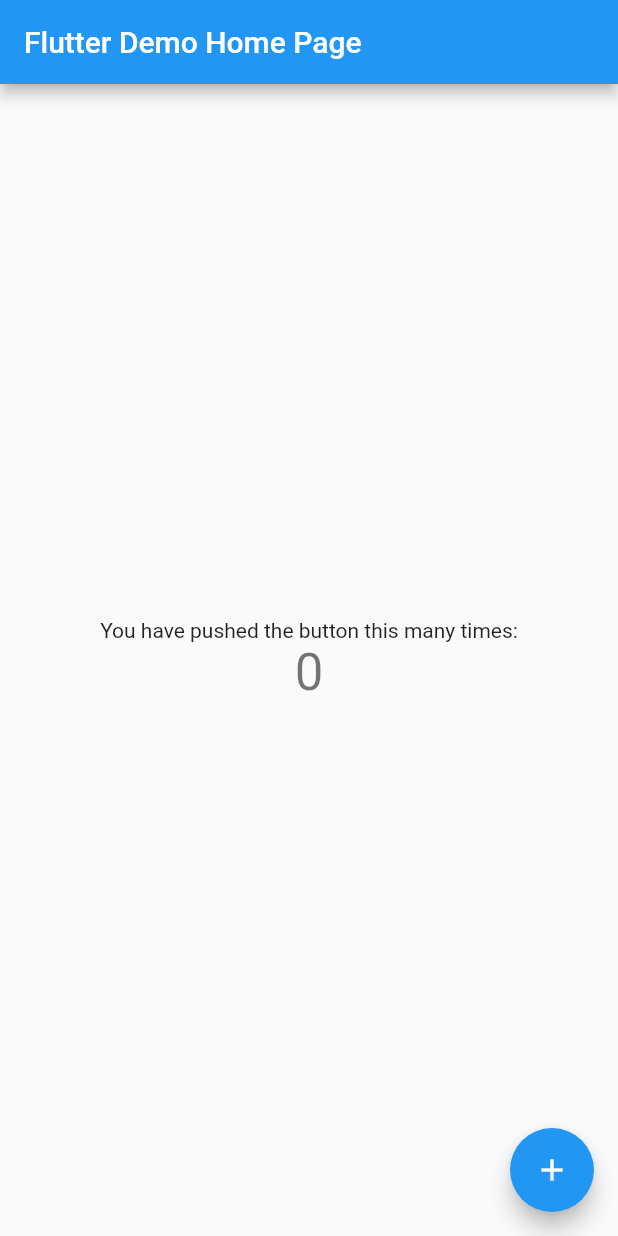
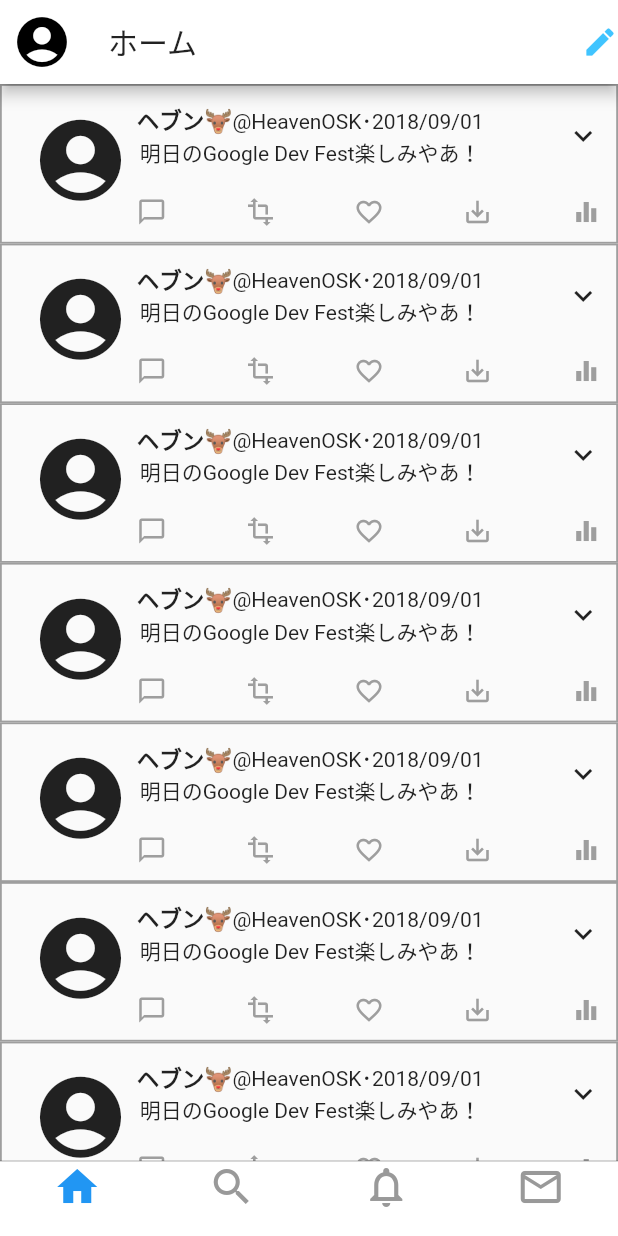
Before and after one commit to HeavenOSK/Flitter, a Flutter app: the screen it shows after launch, on a phone screen of 412 x 824 dp. Run offline on Flutter 3.47's test engine with Material 2 defaults, Android fonts, the phone set to English and light mode, and no system bars.

Commit message:
add ui files and directories

```diff
--- a/lib/main.dart
+++ b/lib/main.dart
@@ -1,109 +1,17 @@
 import 'package:flutter/material.dart';
+import 'package:flitter/ui/app.dart';
 
 void main() => runApp(new MyApp());
 
-class MyApp extends StatelessWidget {
-  // This widget is the root of your application.
+class MyApp extends StatelessWidget{
   @override
   Widget build(BuildContext context) {
-    return new MaterialApp(
-      title: 'Flutter Demo',
-      theme: new ThemeData(
-        // This is the theme of your application.
-        //
-        // Try running your application with "flutter run". You'll see the
-        // application has a blue toolbar. Then, without quitting the app, try
-        // changing the primarySwatch below to Colors.green and then invoke
-        // "hot reload" (press "r" in the console where you ran "flutter run",
-        // or press Run > Flutter Hot Reload in IntelliJ). Notice that the
-        // counter didn't reset back to zero; the application is not restarted.
-        primarySwatch: Colors.blue,
+    return MaterialApp(
+      title: 'Flitter',
+      theme: ThemeData(
+          primaryColor: Colors.white
       ),
-      home: new MyHomePage(title: 'Flutter Demo Home Page'),
+      home: App(),
     );
   }
 }
-
-class MyHomePage extends StatefulWidget {
-  MyHomePage({Key key, this.title}) : super(key: key);
-
-  // This widget is the home page of your application. It is stateful, meaning
-  // that it has a State object (defined below) that contains fields that affect
-  // how it looks.
-
-  // This class is the configuration for the state. It holds the values (in this
-  // case the title) provided by the parent (in this case the App widget) and
-  // used by the build method of the State. Fields in a Widget subclass are
-  // always marked "final".
-
-  final String title;
-
-  @override
-  _MyHomePageState createState() => new _MyHomePageState();
-}
-
-class _MyHomePageState extends State<MyHomePage> {
-  int _counter = 0;
-
-  void _incrementCounter() {
-    setState(() {
-      // This call to setState tells the Flutter framework that something has
-      // changed in this State, which causes it to rerun the build method below
-      // so that the display can reflect the updated values. If we changed
-      // _counter without calling setState(), then the build method would not be
-      // called again, and so nothing would appear to happen.
-      _counter++;
-    });
-  }
-
-  @override
-  Widget build(BuildContext context) {
-    // This method is rerun every time setState is called, for instance as done
-    // by the _incrementCounter method above.
-    //
-    // The Flutter framework has been optimized to make rerunning build methods
-    // fast, so that you can just rebuild anything that needs updating rather
-    // than having to individually change instances of widgets.
-    return new Scaffold(
-      appBar: new AppBar(
-        // Here we take the value from the MyHomePage object that was created by
-        // the App.build method, and use it to set our appbar title.
-        title: new Text(widget.title),
-      ),
-      body: new Center(
-        // Center is a layout widget. It takes a single child and positions it
-        // in the middle of the parent.
-        child: new Column(
-          // Column is also layout widget. It takes a list of children and
-          // arranges them vertically. By default, it sizes itself to fit its
-          // children horizontally, and tries to be as tall as its parent.
-          //
-          // Invoke "debug paint" (press "p" in the console where you ran
-          // "flutter run", or select "Toggle Debug Paint" from the Flutter tool
-          // window in IntelliJ) to see the wireframe for each widget.
-          //
-          // Column has various properties to control how it sizes itself and
-          // how it positions its children. Here we use mainAxisAlignment to
-          // center the children vertically; the main axis here is the vertical
-          // axis because Columns are vertical (the cross axis would be
-          // horizontal).
-          mainAxisAlignment: MainAxisAlignment.center,
-          children: <Widget>[
-            new Text(
-              'You have pushed the button this many times:',
-            ),
-            new Text(
-              '$_counter',
-              style: Theme.of(context).textTheme.display1,
-            ),
-          ],
-        ),
-      ),
-      floatingActionButton: new FloatingActionButton(
-        onPressed: _incrementCounter,
-        tooltip: 'Increment',
-        child: new Icon(Icons.add),
-      ), // This trailing comma makes auto-formatting nicer for build methods.
-    );
-  }
-}
--- /dev/null
+++ b/lib/ui/app.dart
@@ -0,0 +1,54 @@
+import 'package:flutter/material.dart';
+import 'package:flutter/cupertino.dart';
+import 'package:flitter/ui/pages/home.dart';
+
+class App extends StatefulWidget {
+  @override
+  State<StatefulWidget> createState() => AppState();
+}
+
+class AppState extends State<App> {
+  List<Widget> _pages = [
+    Home(),
+    ///Home画面以外は,　今後作成する
+    Container(),
+    Container(),
+    Container(),
+  ];
+  final iconSize = 32.0;
+  @override
+  Widget build(BuildContext context) {
+    return CupertinoTabScaffold(
+      tabBar: CupertinoTabBar(
+        backgroundColor: Colors.white,
+        items: <BottomNavigationBarItem>[
+          BottomNavigationBarItem(
+            icon: Icon(Icons.home, size: iconSize),
+            title: Text(''),
+          ),
+          BottomNavigationBarItem(
+            icon: Icon(Icons.search, size: iconSize),
+            title: Text(''),
+          ),
+          BottomNavigationBarItem(
+            icon: Icon(Icons.notifications_none, size: iconSize),
+            title: Text(''),
+          ),
+          BottomNavigationBarItem(
+            icon: Icon(Icons.mail_outline, size: iconSize),
+            title: Text(''),
+          ),
+        ],
+      ),
+      tabBuilder: (BuildContext context, int index) {
+        return new CupertinoTabView(
+          builder: (BuildContext context) {
+            return CupertinoPageScaffold(
+              child: _pages[index],
+            );
+          },
+        );
+      },
+    );
+  }
+}
--- /dev/null
+++ b/lib/ui/pages/home.dart
@@ -0,0 +1,147 @@
+import 'package:flutter/material.dart';
+import 'package:flutter/cupertino.dart';
+
+const button_size = 20.0;
+
+class Home extends StatelessWidget {
+  @override
+  Widget build(BuildContext context) {
+    var _homeListItems = List<HomeListItem>.generate(
+      8,
+          (i) => HomeListItem(),
+    );
+    return Scaffold(
+      appBar: AppBar(
+        leading: Icon(Icons.account_circle, size: 40.0),
+        title: Text('ホーム'),
+        actions: <Widget>[
+          Icon(Icons.edit, color: Colors.lightBlueAccent),
+        ],
+      ),
+      body: ListView.builder(
+          itemCount: _homeListItems.length,
+          itemBuilder: (context, index) {
+            return _homeListItems[index];
+          }),
+    );
+  }
+}
+
+class HomeListItem extends StatelessWidget {
+  @override
+  Widget build(BuildContext context) {
+    return Wrap(
+      children: <Widget>[
+        Container(
+          decoration: BoxDecoration(
+            border: Border.all(
+              width: 1.2,
+              color: Colors.grey,
+            ),
+          ),
+          child: Padding(
+            padding: EdgeInsets.fromLTRB(15.0, 12.0, 10.0, 10.0),
+            child: Container(
+              height: 82.0,
+              child: Row(
+                children: <Widget>[
+                  Padding(
+                    padding: const EdgeInsets.all(5.0),
+                    child: Column(
+                      crossAxisAlignment: CrossAxisAlignment.start,
+                      children: <Widget>[
+                        Icon(Icons.account_circle, size: 65.0),
+                        Expanded(child: Container()),
+                      ],
+                    ),
+                  ),
+                  Expanded(
+                    child: Column(
+                      children: <Widget>[
+                        Row(
+                          mainAxisAlignment: MainAxisAlignment.spaceBetween,
+                          children: <Widget>[
+                            Row(
+                              children: <Widget>[
+                                Column(
+                                  children: <Widget>[
+                                    Row(
+                                      children: <Widget>[
+                                        Container(
+                                          child: Text(
+                                            'ヘブン🦌',
+                                            style: TextStyle(
+                                                fontSize: 15.0,
+                                                fontWeight: FontWeight.bold),
+                                          ),
+                                        ),
+                                        Container(
+                                          child: Text(
+                                            '@HeavenOSK･2018/09/01',
+                                          ),
+                                        ),
+                                      ],
+                                    ),
+                                    Container(
+                                      child: Wrap(
+                                        children: <Widget>[
+                                          Text(
+                                            '明日のGoogle Dev Fest楽しみやあ！',
+                                          ),
+                                        ],
+                                      ),
+                                    ), //contents
+                                  ],
+                                ),
+                              ],
+                            ),
+                            Icon(
+                              Icons.expand_more,
+                            )
+                          ],
+                        ),
+                        Expanded(
+                          child: Container(),
+                        ),
+                        Row(
+                          mainAxisAlignment: MainAxisAlignment.spaceBetween,
+                          children: <Widget>[
+                            Icon(
+                              Icons.chat_bubble_outline,
+                              size: button_size,
+                              color: Colors.grey,
+                            ),
+                            Icon(
+                              Icons.transform,
+                              size: button_size,
+                              color: Colors.grey,
+                            ),
+                            Icon(
+                              Icons.favorite_border,
+                              size: button_size,
+                              color: Colors.grey,
+                            ),
+                            Icon(
+                              Icons.save_alt,
+                              size: button_size,
+                              color: Colors.grey,
+                            ),
+                            Icon(
+                              Icons.equalizer,
+                              size: button_size,
+                              color: Colors.grey,
+                            )
+                          ],
+                        ),
+                      ],
+                    ),
+                  ),
+                ],
+              ),
+            ),
+          ),
+        ),
+      ],
+    );
+  }
+}
```
